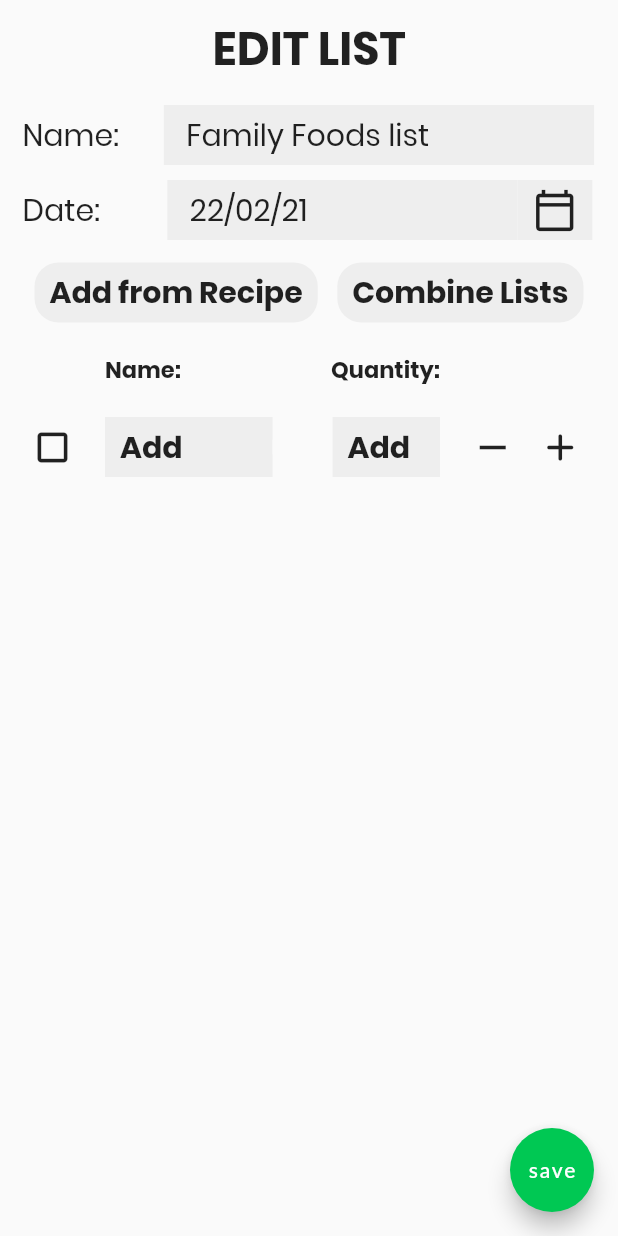
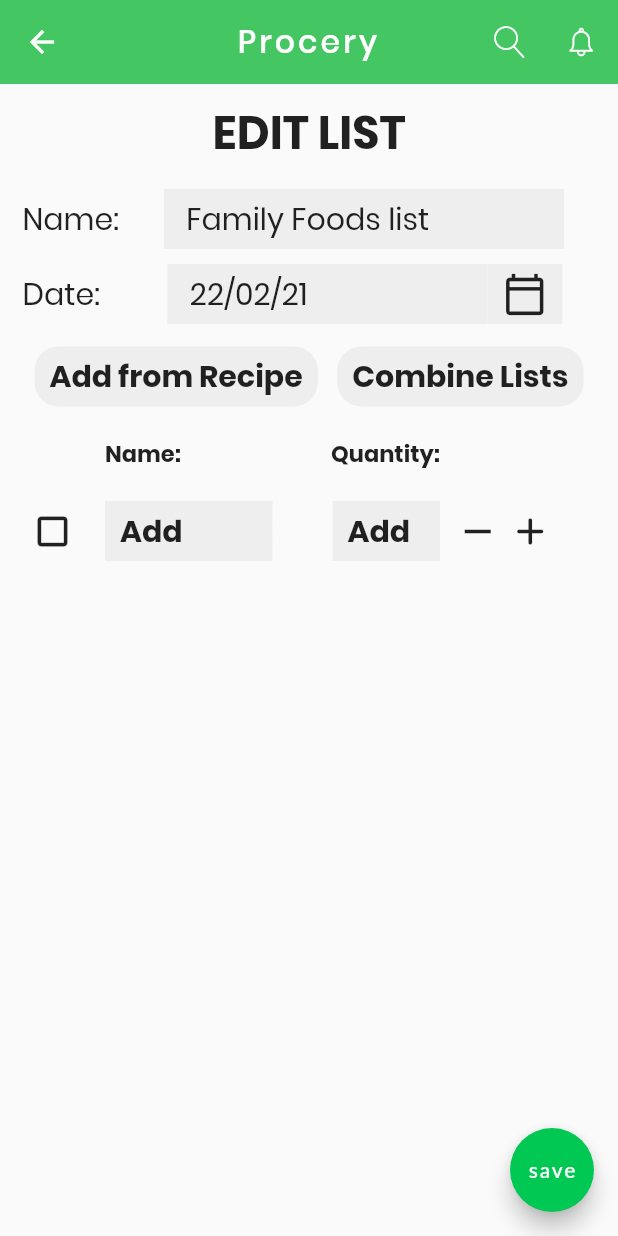
Before and after one commit to blankshiro/CS206-Procery, a Flutter app: the GLPastPage screen opened directly, after a tap on "edit", on a phone screen of 412 x 824 dp. Run offline on Flutter 3.47's test engine with Material 2 defaults, Android fonts, the phone set to English and light mode, and no system bars; our stand-ins replace auto_route, google_fonts, hive, page_transition, table_calendar; accounts and stored records are empty; generated files the repository leaves out were written again; Roboto replaces fonts that are missing (Lato).

Commit message:
1/3/21
change the padding

```diff
--- a/lib/src/screens/grocerylist/GLAddPage.dart
+++ b/lib/src/screens/grocerylist/GLAddPage.dart
@@ -1,5 +1,8 @@
 import 'package:Procery/src/screens/grocerylist/GLCurrentPage.dart';
 import 'package:flutter/material.dart';
+import 'package:Procery/src/shared/styles.dart';
+import 'package:Procery/src/shared/colors.dart';
+import 'package:Procery/src/shared/fryo_icons.dart';
 
 void main() {
   runApp(MaterialApp(
@@ -12,6 +15,27 @@ class GLAddPage extends StatelessWidget {
   @override
   Widget build(BuildContext context) {
     return Scaffold(
+      appBar: AppBar(
+        centerTitle: true,
+        elevation: 0,
+        backgroundColor: primaryColor,
+        title:
+            Text('Procery', style: logoWhiteStyle, textAlign: TextAlign.center),
+        actions: <Widget>[
+          IconButton(
+            padding: EdgeInsets.all(0),
+            onPressed: () {},
+            iconSize: 21,
+            icon: Icon(Fryo.magnifier),
+          ),
+          IconButton(
+            padding: EdgeInsets.all(0),
+            onPressed: () {},
+            iconSize: 21,
+            icon: Icon(Fryo.alarm),
+          )
+        ],
+      ),
       body: Column(
         mainAxisAlignment: MainAxisAlignment.start,
         crossAxisAlignment: CrossAxisAlignment.stretch,
@@ -52,7 +76,7 @@ class GLAddPage extends StatelessWidget {
                   color: Colors.grey[50],
                 ),
                 Container(
-                  padding: EdgeInsets.fromLTRB(15, 5, 110, 5),
+                  padding: EdgeInsets.fromLTRB(15, 5, 90, 5),
                   color: Colors.grey[200],
                   child: Text(
                     'Family Foods list',
@@ -87,7 +111,7 @@ class GLAddPage extends StatelessWidget {
                   color: Colors.grey[50],
                 ),
                 Container(
-                  padding: EdgeInsets.fromLTRB(15, 5, 140, 5),
+                  padding: EdgeInsets.fromLTRB(15, 5, 120, 5),
                   color: Colors.grey[200],
                   child: Text(
                     '22/02/21',
@@ -236,7 +260,7 @@ class GLAddPage extends StatelessWidget {
                   ),
                 ),
                 Container(
-                  padding: EdgeInsets.fromLTRB(20, 5, 10, 5),
+                  padding: EdgeInsets.fromLTRB(10, 5, 5, 5),
                   color: Colors.grey[50],
                   child: Icon(
                     Icons.remove,
@@ -244,7 +268,6 @@ class GLAddPage extends StatelessWidget {
                   ),
                 ),
                 Container(
-                  padding: EdgeInsets.fromLTRB(5, 5, 10, 5),
                   color: Colors.grey[50],
                   child: Icon(
                     Icons.add_rounded,
--- a/lib/src/screens/grocerylist/GLPastPage.dart
+++ b/lib/src/screens/grocerylist/GLPastPage.dart
@@ -1,5 +1,9 @@
 import 'package:Procery/src/screens/grocerylist/GLAddPage.dart';
 import 'package:Procery/src/screens/grocerylist/GLCurrentPage.dart';
+import 'package:Procery/src/shared/styles.dart';
+import 'package:Procery/src/shared/colors.dart';
+import 'package:Procery/src/shared/fryo_icons.dart';
+
 import 'package:flutter/material.dart';
 
 void main() {
@@ -13,6 +17,27 @@ class GLPastPage extends StatelessWidget {
   @override
   Widget build(BuildContext context) {
     return Scaffold(
+      appBar: AppBar(
+        centerTitle: true,
+        elevation: 0,
+        backgroundColor: primaryColor,
+        title:
+            Text('Procery', style: logoWhiteStyle, textAlign: TextAlign.center),
+        actions: <Widget>[
+          IconButton(
+            padding: EdgeInsets.all(0),
+            onPressed: () {},
+            iconSize: 21,
+            icon: Icon(Fryo.magnifier),
+          ),
+          IconButton(
+            padding: EdgeInsets.all(0),
+            onPressed: () {},
+            iconSize: 21,
+            icon: Icon(Fryo.alarm),
+          )
+        ],
+      ),
       body: Column(
         mainAxisAlignment: MainAxisAlignment.start,
         crossAxisAlignment: CrossAxisAlignment.stretch,
```
Also changed, not shown: lib/src/screens/grocerylist/GLData.dart (added, +12 -0 lines), lib/src/screens/grocerylist/GLItemsPage.dart (+27 -6 lines), 1 other file.
